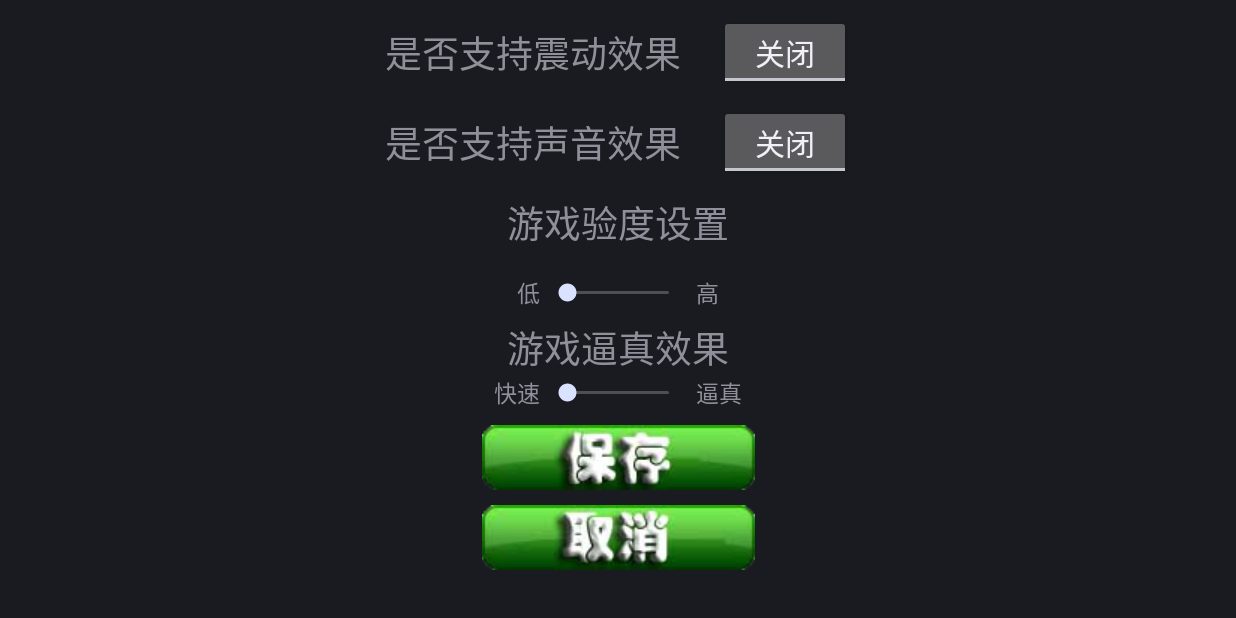
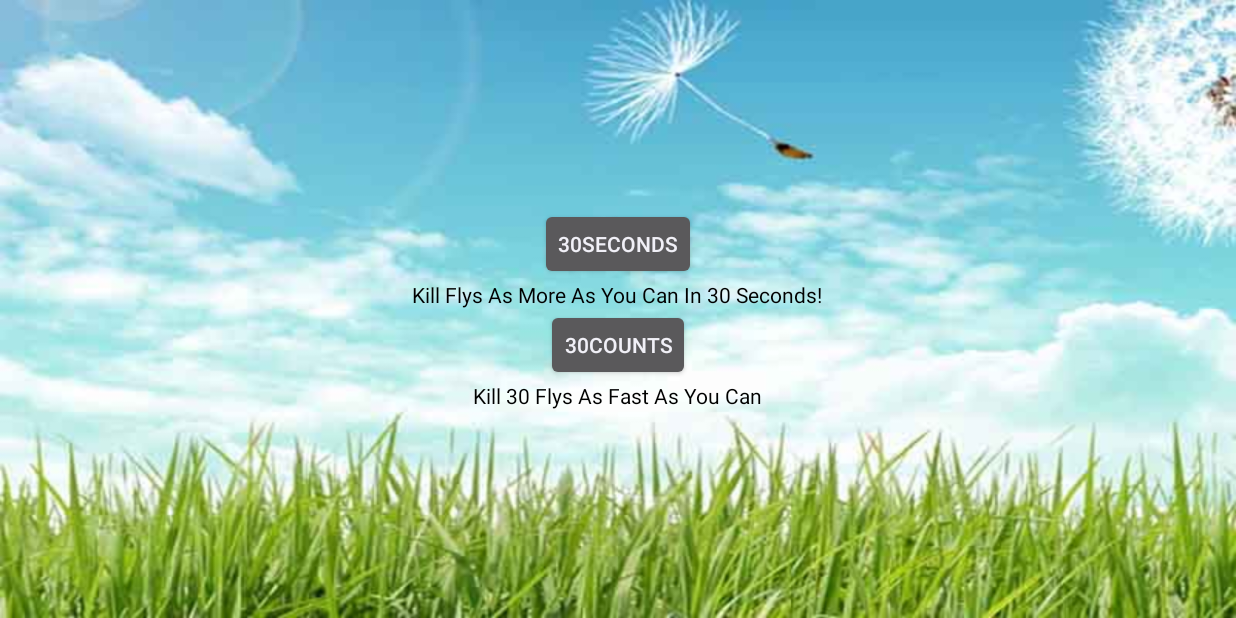
Before and after one commit to Hobbitzx/kick-fly, an Android app: the GameModeActivity screen opened directly, with no data from a screen before it, on a phone screen of 824 x 412 dp (held sideways). Run offline under Robolectric (Android 15) with nearby library versions, the phone set to English and light mode, and no system bars.

Commit message:
删除了无用函数，无用布局； 设置游戏界面修改

```diff
--- a/app/src/main/java/com/example/hgdzx/kickfly/GameModeActivity.java
+++ b/app/src/main/java/com/example/hgdzx/kickfly/GameModeActivity.java
@@ -19,13 +19,13 @@ public class GameModeActivity extends Activity implements OnClickListener {
         super.onCreate(savedInstanceState);
         // 全屏并且没有Title
         ActivityUtil.fullLandScapeScreen(this);
-        setContentView(R.layout.options);
+        setContentView(R.layout.gamemode);
 
-//		btn_mode_100c = (Button) findViewById(R.id.btn_mode_100c);
-//		btn_mode_100s = (Button) findViewById(R.id.btn_mode_100s);
-//
-//		btn_mode_100c.setOnClickListener(this);
-//		btn_mode_100s.setOnClickListener(this);
+		btn_mode_100c =  findViewById(R.id.btn_mode_100c);
+		btn_mode_100s =  findViewById(R.id.btn_mode_100s);
+
+		btn_mode_100c.setOnClickListener(this);
+		btn_mode_100s.setOnClickListener(this);
 
     }
 
--- a/app/src/main/java/com/example/hgdzx/kickfly/View/GameMainView.java
+++ b/app/src/main/java/com/example/hgdzx/kickfly/View/GameMainView.java
@@ -82,7 +82,6 @@ public class GameMainView extends View
                 Thread ButtonMusicThread = new Thread(
                         new ButtonMusicHandler());
                 ButtonMusicThread.start();
-                ActivityUtil.SleepTime(1000);
                 // 转向到继续游戏
                 Intent intent = new Intent();
                 intent.setClass(getContext(), GameModeActivity.class);
--- a/app/src/main/res/layout/gamemainactivity.xml
+++ /dev/null
@@ -1,6 +0,0 @@
-<?xml version="1.0" encoding="utf-8"?>
-<LinearLayout
-    xmlns:android="http://schemas.android.com/apk/res/android"
-    android:layout_width="match_parent"
-    android:layout_height="match_parent">
-</LinearLayout>
--- a/app/src/main/res/layout/gamemode.xml
+++ b/app/src/main/res/layout/gamemode.xml
@@ -1,7 +1,8 @@
 <?xml version="1.0" encoding="utf-8"?>
-<LinearLayout xmlns:android="http://schemas.android.com/apk/res/android"
+<RelativeLayout xmlns:android="http://schemas.android.com/apk/res/android"
     android:layout_width="fill_parent"
     android:layout_height="fill_parent"
+    android:background="@drawable/background5"
     android:gravity="center"
     android:orientation="vertical">
 
@@ -10,28 +11,34 @@
         android:id="@+id/btn_mode_100s"
         android:layout_width="wrap_content"
         android:layout_height="wrap_content"
-        android:gravity="center"
-        android:text="100Seconds" />
+        android:layout_centerHorizontal="true"
+        android:text="@string/seconds" />
+
 
     <TextView
-        android:layout_width="fill_parent"
+        android:id="@+id/tv1"
+        android:layout_width="wrap_content"
         android:layout_height="wrap_content"
-        android:gravity="center"
+        android:layout_below="@id/btn_mode_100s"
+        android:layout_centerHorizontal="true"
         android:text="@string/tv_mode_100s"
-        android:textColor="#fff" />
+        android:textColor="#000000" />
 
 
     <Button
         android:id="@+id/btn_mode_100c"
         android:layout_width="wrap_content"
         android:layout_height="wrap_content"
-        android:gravity="center"
-        android:text="100Counts" />
+        android:layout_centerHorizontal="true"
+        android:layout_below="@id/tv1"
+        android:text="@string/counts" />
 
     <TextView
-        android:layout_width="fill_parent"
+        android:id="@+id/tv2"
+        android:layout_width="wrap_content"
         android:layout_height="wrap_content"
-        android:gravity="center"
+        android:layout_centerHorizontal="true"
+        android:layout_below="@id/btn_mode_100c"
         android:text="@string/tv_mode_100c"
-        android:textColor="#fff" />
-</LinearLayout>
+        android:textColor="#000000" />
+</RelativeLayout>
--- a/app/src/main/res/layout/options.xml
+++ /dev/null
@@ -1,129 +0,0 @@
-<?xml version="1.0" encoding="utf-8"?>
-<ScrollView xmlns:android="http://schemas.android.com/apk/res/android"
-    android:layout_width="match_parent"
-    android:layout_height="match_parent"
-    android:scrollbars="none">
-
-    <LinearLayout
-        xmlns:android="http://schemas.android.com/apk/res/android"
-        android:layout_width="fill_parent"
-        android:layout_height="fill_parent"
-        android:orientation="vertical"
-        >
-
-        <LinearLayout 	android:layout_width="fill_parent"
-            android:layout_height="wrap_content"
-            android:gravity="center"
-            android:layout_marginTop="15px"
-            >
-            <TextView android:text="是否支持震动效果"
-                android:textSize="11pt"
-                android:gravity="center"
-                android:layout_width="wrap_content"
-                android:paddingRight="38px"
-                android:layout_height="fill_parent"/>
-            <ToggleButton
-                android:id="@+id/virationToggle"
-                android:textOn="开启"
-                android:textOff="关闭"
-                android:textSize="9pt"
-                android:layout_width="wrap_content"
-                android:layout_height="fill_parent"/>
-        </LinearLayout>
-        <LinearLayout 	android:layout_width="fill_parent"
-            android:layout_height="wrap_content"
-            android:gravity="center"
-            android:layout_marginTop="15px">
-            <TextView 	android:text="是否支持声音效果"
-                android:textSize="11pt"
-                android:gravity="center"
-                android:layout_width="wrap_content"
-                android:layout_height="fill_parent"
-                android:paddingRight="38px"/>
-            <ToggleButton
-                android:id="@+id/soundToggle"
-                android:textOn="开启"
-                android:textOff="关闭"
-                android:textSize="9pt"
-                android:layout_width="wrap_content"
-                android:layout_height="fill_parent"/>
-        </LinearLayout>
-
-        <TextView android:text="游戏验度设置"
-            android:gravity="center"
-            android:textSize="11pt"
-            android:layout_width="fill_parent"
-            android:layout_height="wrap_content"
-            android:layout_marginTop="15px"/>
-
-        <LinearLayout 	android:layout_width="fill_parent"
-            android:layout_height="wrap_content"
-            android:gravity="center"
-            android:layout_marginTop="25px">
-            <TextView android:text="低"
-                android:textSize="7pt"
-                android:gravity="center"
-                android:layout_width="wrap_content"
-                android:layout_height="fill_parent"/>
-            <SeekBar
-                android:id="@+id/sensitivitySeek"
-                android:max="10"
-                android:layout_width="150px"
-                android:layout_height="fill_parent"
-                android:layout_marginLeft="3px"
-                android:layout_marginRight="3px"
-                />
-            <TextView 	android:text="高"
-                android:gravity="center"
-                android:textSize="7pt"
-                android:layout_width="wrap_content"
-                android:layout_height="fill_parent"/>
-        </LinearLayout>
-
-        <TextView android:text="游戏逼真效果"
-            android:textSize="11pt"
-            android:gravity="center"
-            android:layout_width="fill_parent"
-            android:layout_height="wrap_content"
-            android:layout_marginTop="10px"/>
-        <LinearLayout 	android:layout_width="fill_parent"
-            android:layout_height="wrap_content"
-            android:gravity="center"
-            >
-            <TextView android:text="快速"
-                android:gravity="center"
-                android:textSize="7pt"
-                android:layout_width="wrap_content"
-                android:layout_height="fill_parent"/>
-            <SeekBar
-                android:id="@+id/detailSeek"
-                android:max="10"
-                android:layout_width="150px"
-                android:layout_height="fill_parent"
-                android:layout_marginLeft="3px"
-                android:layout_marginRight="3px"
-                />
-            <TextView 	android:text="逼真"
-                android:gravity="center"
-                android:textSize="7pt"
-                android:layout_width="wrap_content"
-                android:layout_height="fill_parent"/>
-        </LinearLayout>
-
-        <ImageView 	android:id="@+id/optionsSave"
-            android:src="@drawable/save"
-            android:layout_gravity="center"
-            android:scaleType="center"
-            android:layout_width="match_parent"
-            android:layout_height="match_parent"
-            android:layout_marginTop="10sp"
-            android:layout_marginBottom="10sp"/>
-
-        <ImageView 	android:id="@+id/optionsCancel"
-            android:src="@drawable/cancel"
-            android:layout_gravity="center"
-            android:layout_width="match_parent"
-            android:scaleType="center"
-            android:layout_height="match_parent" />
-    </LinearLayout>
-</ScrollView>
--- a/app/src/main/res/values/strings.xml
+++ b/app/src/main/res/values/strings.xml
@@ -1,10 +1,12 @@
 <?xml version="1.0" encoding="utf-8"?>
 <resources>
     <string name="hello">KickFly!</string>
-    <string name="app_name">捏死你</string>
+    <string name="app_name">拍苍蝇</string>
 
     <string name="tv_mode_100s">Kill Flys As More As You Can In 30 Seconds!
 	</string>
     <string name="tv_mode_100c">Kill 30 Flys As Fast As You Can
 	</string>
+    <string name="seconds">30Seconds</string>
+    <string name="counts">30Counts</string>
 </resources>
```
Also changed, not shown: app/src/main/java/com/example/hgdzx/kickfly/Config/GameMainConfig.java (deleted, +0 -22 lines), app/src/main/java/com/example/hgdzx/kickfly/Until/ActivityUtil.java (+0 -29 lines), app/src/main/java/com/example/hgdzx/kickfly/Until/AudioUtil.java (+0 -9 lines), app/src/main/java/com/example/hgdzx/kickfly/View/GameView.java (+0 -8 lines), app/src/main/res/layout/main.xml (deleted, +0 -11 lines), app/src/main/res/layout/mainmanu.xml (deleted, +0 -31 lines).
